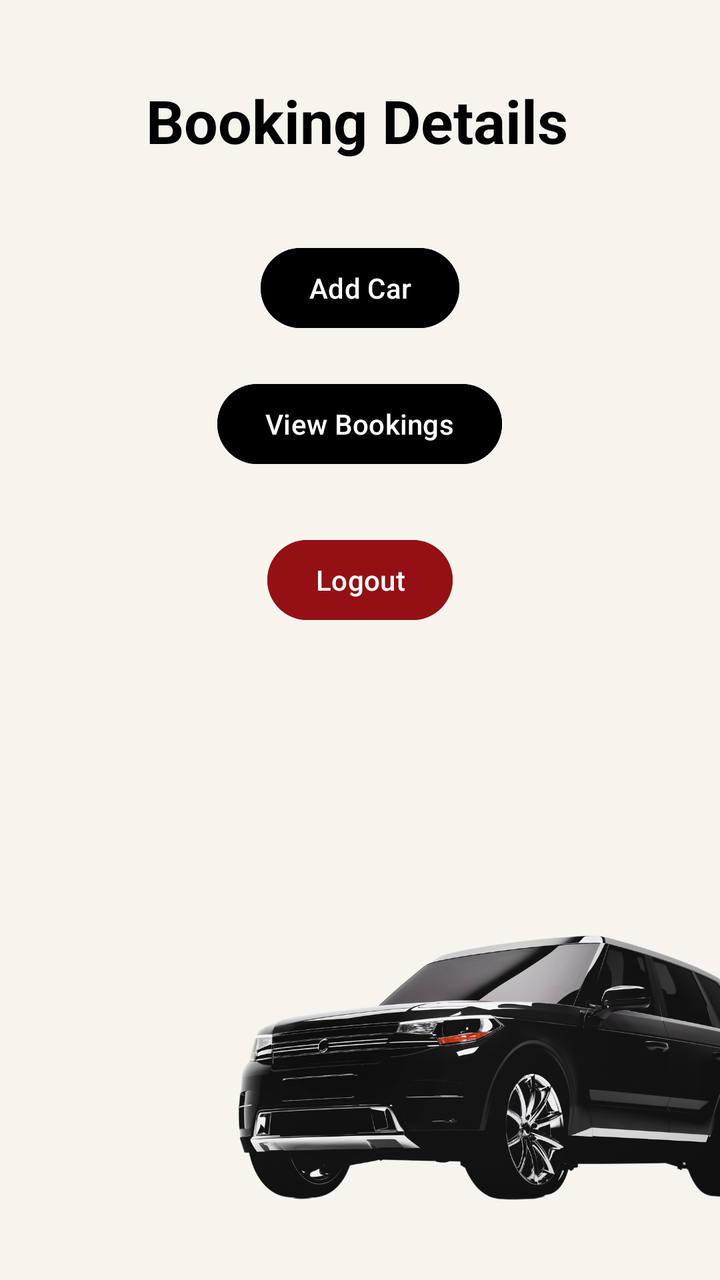
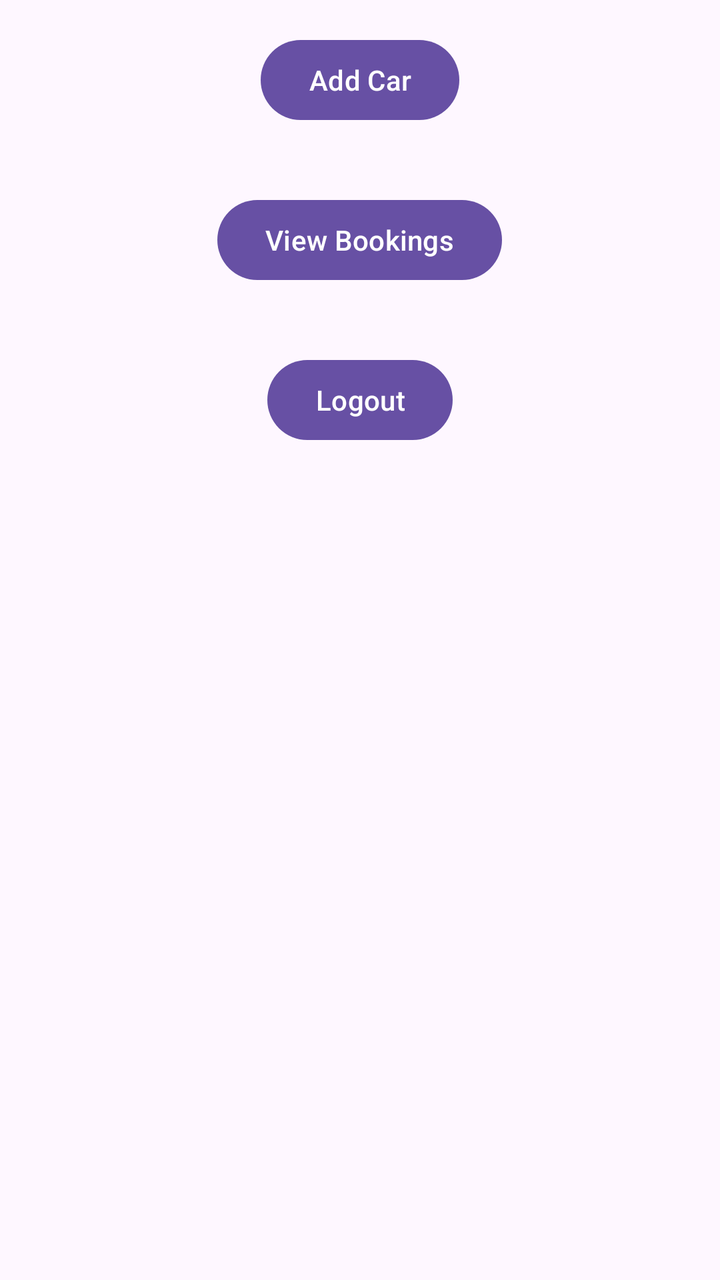

Two renders of the same Android screen: before a commit and after it. Below are the layout's source before the change and the commit's diff.
<!-- AndroidManifest.xml: application theme Theme.Lab_REST -->
<!-- res/layout/activity_rental.xml -->
<?xml version="1.0" encoding="utf-8"?>
<RelativeLayout xmlns:android="http://schemas.android.com/apk/res/android"
    xmlns:app="http://schemas.android.com/apk/res-auto"
    xmlns:tools="http://schemas.android.com/tools"
    android:layout_width="match_parent"
    android:layout_height="match_parent"
    android:background="@drawable/elses"
    tools:context=".RentalActivity">

    <TextView
        android:id="@+id/header"
        android:layout_width="match_parent"
        android:layout_height="wrap_content"
        android:layout_alignParentEnd="true"
        android:layout_marginTop="40dp"
        android:layout_marginEnd="3dp"
        android:gravity="center"
        android:text="Booking Details"
        android:textColor="@color/black"
        android:textSize="30dp"
        android:textStyle="bold" />

    <Button
        android:id="@+id/buttonAddCar"
        android:layout_width="wrap_content"
        android:layout_height="wrap_content"
        android:layout_marginTop="120dp"
        android:text="Add Car"
        android:layout_alignParentTop="true"
        android:layout_centerHorizontal="true"
        android:backgroundTint="@color/black"
        app:layout_constraintBottom_toBottomOf="parent"
        app:layout_constraintEnd_toEndOf="parent"
        app:layout_constraintHorizontal_bias="0.498"
        app:layout_constraintStart_toStartOf="parent"
        app:layout_constraintTop_toBottomOf="@+id/header"/>

    <Button
        android:id="@+id/buttonViewBookings"
        android:layout_width="wrap_content"
        android:layout_height="wrap_content"
        android:layout_below="@id/buttonAddCar"
        android:layout_margin="20dp"
        android:text="View Bookings"
        android:layout_centerHorizontal="true"
        android:backgroundTint="@color/black"
        app:layout_constraintBottom_toBottomOf="parent"
        app:layout_constraintEnd_toEndOf="parent"
        app:layout_constraintHorizontal_bias="0.498"
        app:layout_constraintStart_toStartOf="parent"
        app:layout_constraintTop_toBottomOf="@+id/buttonAddCar"/>

    <Button
        android:id="@+id/buttonLogout"
        android:layout_width="wrap_content"
        android:layout_height="wrap_content"
        android:layout_below="@id/buttonViewBookings"
        android:layout_margin="10dp"
        android:text="Logout"
        android:layout_centerHorizontal="true"
        android:backgroundTint="#951015"/>

    <androidx.recyclerview.widget.RecyclerView
        android:id="@+id/recyclerView"
        android:layout_width="match_parent"
        android:layout_height="wrap_content"
        android:layout_below="@id/buttonLogout"
        android:layout_alignParentEnd="true"
        android:layout_marginTop="24dp"
        android:layout_marginEnd="0dp"
        android:layout_marginBottom="16dp" />
</RelativeLayout>
<!-- resources referenced by this layout -->
<resources>
  <color name="black">#FF000000</color>
  <!-- drawable elses: png bitmap (drawable, 241380 bytes) -->
  <style name="Theme.Lab_REST" parent="Base.Theme.Lab_REST" />
  <style name="Base.Theme.Lab_REST" parent="Theme.Material3.DayNight.NoActionBar">
          
          
      </style>
</resources>

<!-- the commit's change to res/layout/activity_rental.xml (unified diff, before → after) -->
@@ -1,72 +1,42 @@
 <?xml version="1.0" encoding="utf-8"?>
 <RelativeLayout xmlns:android="http://schemas.android.com/apk/res/android"
-    xmlns:app="http://schemas.android.com/apk/res-auto"
     xmlns:tools="http://schemas.android.com/tools"
     android:layout_width="match_parent"
     android:layout_height="match_parent"
-    android:background="@drawable/elses"
     tools:context=".RentalActivity">
-
-    <TextView
-        android:id="@+id/header"
-        android:layout_width="match_parent"
-        android:layout_height="wrap_content"
-        android:layout_alignParentEnd="true"
-        android:layout_marginTop="40dp"
-        android:layout_marginEnd="3dp"
-        android:gravity="center"
-        android:text="Booking Details"
-        android:textColor="@color/black"
-        android:textSize="30dp"
-        android:textStyle="bold" />
 
     <Button
         android:id="@+id/buttonAddCar"
         android:layout_width="wrap_content"
         android:layout_height="wrap_content"
-        android:layout_marginTop="120dp"
+        android:layout_margin="16dp"
         android:text="Add Car"
         android:layout_alignParentTop="true"
-        android:layout_centerHorizontal="true"
-        android:backgroundTint="@color/black"
-        app:layout_constraintBottom_toBottomOf="parent"
-        app:layout_constraintEnd_toEndOf="parent"
-        app:layout_constraintHorizontal_bias="0.498"
-        app:layout_constraintStart_toStartOf="parent"
-        app:layout_constraintTop_toBottomOf="@+id/header"/>
+        android:layout_centerHorizontal="true" />
 
     <Button
         android:id="@+id/buttonViewBookings"
         android:layout_width="wrap_content"
         android:layout_height="wrap_content"
         android:layout_below="@id/buttonAddCar"
-        android:layout_margin="20dp"
+        android:layout_margin="16dp"
         android:text="View Bookings"
-        android:layout_centerHorizontal="true"
-        android:backgroundTint="@color/black"
-        app:layout_constraintBottom_toBottomOf="parent"
-        app:layout_constraintEnd_toEndOf="parent"
-        app:layout_constraintHorizontal_bias="0.498"
-        app:layout_constraintStart_toStartOf="parent"
-        app:layout_constraintTop_toBottomOf="@+id/buttonAddCar"/>
+        android:layout_centerHorizontal="true" />
 
     <Button
         android:id="@+id/buttonLogout"
         android:layout_width="wrap_content"
         android:layout_height="wrap_content"
         android:layout_below="@id/buttonViewBookings"
-        android:layout_margin="10dp"
+        android:layout_margin="16dp"
         android:text="Logout"
-        android:layout_centerHorizontal="true"
-        android:backgroundTint="#951015"/>
+        android:layout_centerHorizontal="true" />
 
     <androidx.recyclerview.widget.RecyclerView
         android:id="@+id/recyclerView"
         android:layout_width="match_parent"
         android:layout_height="wrap_content"
         android:layout_below="@id/buttonLogout"
-        android:layout_alignParentEnd="true"
-        android:layout_marginTop="24dp"
-        android:layout_marginEnd="0dp"
+        android:layout_marginTop="16dp"
         android:layout_marginBottom="16dp" />
 </RelativeLayout>
<!-- resource entries referenced after the edit -->
@@ -1,7 +1,5 @@
 <!-- resources referenced by this layout -->
 <resources>
-  <color name="black">#FF000000</color>
-  <!-- drawable elses: png bitmap (drawable, 241380 bytes) -->
   <style name="Theme.Lab_REST" parent="Base.Theme.Lab_REST" />
   <style name="Base.Theme.Lab_REST" parent="Theme.Material3.DayNight.NoActionBar">
           
